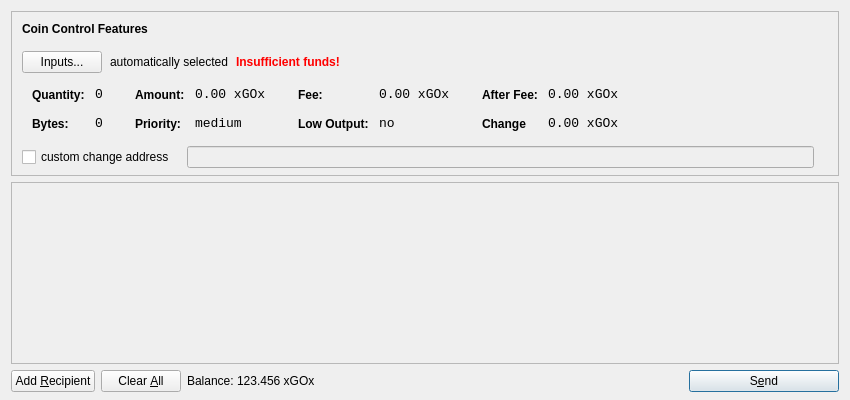
The window that src/qt/forms/sendcoinsdialog.ui (bumbacoin/xgox) describes before a commit, drawn with Qt 5.
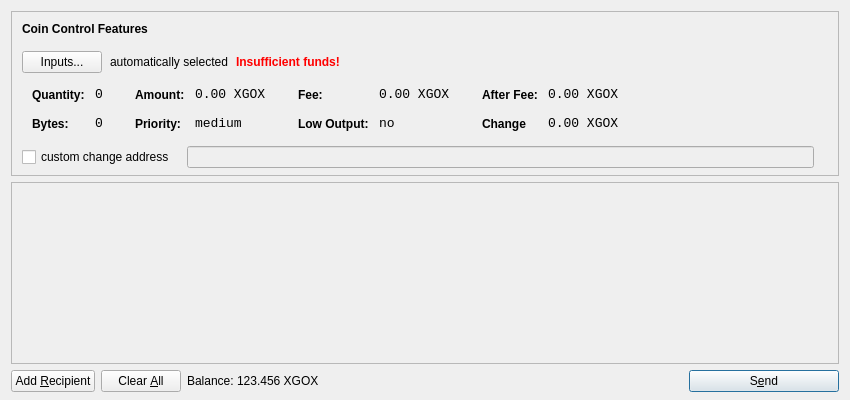
The same window after the commit. Icons and pictures are not drawn.

```diff
--- a/src/qt/forms/sendcoinsdialog.ui
+++ b/src/qt/forms/sendcoinsdialog.ui
@@ -321,7 +321,7 @@
                   <enum>Qt::ActionsContextMenu</enum>
                  </property>
                  <property name="text">
-                  <string>0.00 xGOx</string>
+                  <string>0.00 XGOX</string>
                  </property>
                  <property name="textInteractionFlags">
                   <set>Qt::LinksAccessibleByMouse|Qt::TextSelectableByKeyboard|Qt::TextSelectableByMouse</set>
@@ -407,7 +407,7 @@
                   <enum>Qt::ActionsContextMenu</enum>
                  </property>
                  <property name="text">
-                  <string>0.00 xGOx</string>
+                  <string>0.00 XGOX</string>
                  </property>
                  <property name="textInteractionFlags">
                   <set>Qt::LinksAccessibleByMouse|Qt::TextSelectableByKeyboard|Qt::TextSelectableByMouse</set>
@@ -493,7 +493,7 @@
                   <enum>Qt::ActionsContextMenu</enum>
                  </property>
                  <property name="text">
-                  <string>0.00 xGOx</string>
+                  <string>0.00 XGOX</string>
                  </property>
                  <property name="textInteractionFlags">
                   <set>Qt::LinksAccessibleByMouse|Qt::TextSelectableByKeyboard|Qt::TextSelectableByMouse</set>
@@ -525,7 +525,7 @@
                   <enum>Qt::ActionsContextMenu</enum>
                  </property>
                  <property name="text">
-                  <string>0.00 xGOx</string>
+                  <string>0.00 XGOX</string>
                  </property>
                  <property name="textInteractionFlags">
                   <set>Qt::LinksAccessibleByMouse|Qt::TextSelectableByKeyboard|Qt::TextSelectableByMouse</set>
@@ -732,7 +732,7 @@
           <cursorShape>IBeamCursor</cursorShape>
          </property>
          <property name="text">
-          <string>123.456 xGOx</string>
+          <string>123.456 XGOX</string>
          </property>
          <property name="textInteractionFlags">
           <set>Qt::LinksAccessibleByMouse|Qt::TextSelectableByKeyboard|Qt::TextSelectableByMouse</set>
```
